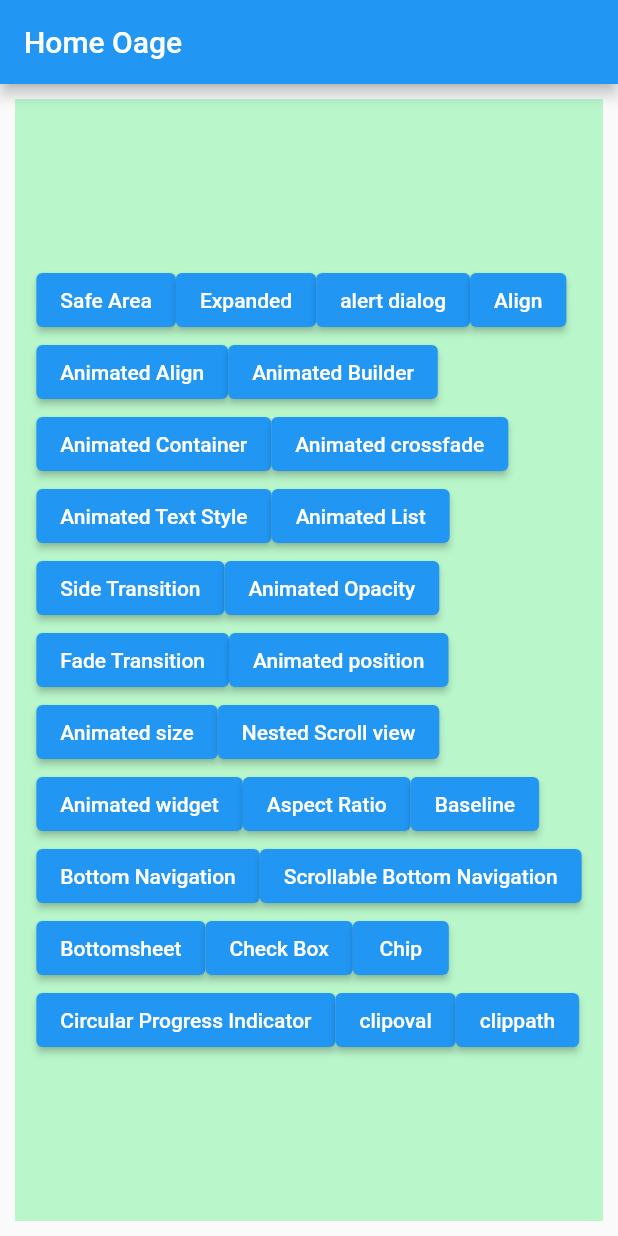
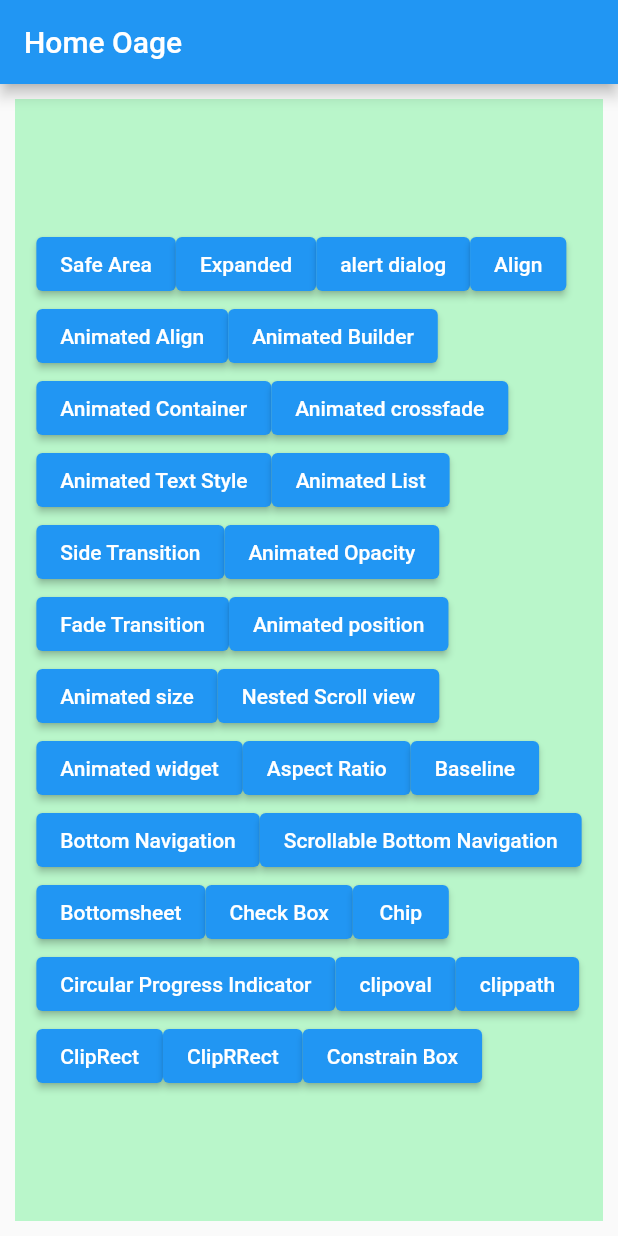
Before and after one commit to faisalahamed/flutter_widgets, a Flutter app: the screen it shows after launch, on a phone screen of 412 x 824 dp. Run offline on Flutter 3.47's test engine with Material 2 defaults, Android fonts, the phone set to English and light mode, and no system bars; missing offline and left inert: scroll_bottom_navigation_bar.

Commit message:
clipr rect

```diff
--- a/lib/home_page.dart
+++ b/lib/home_page.dart
@@ -128,6 +128,21 @@ class HomePage extends StatelessWidget {
               onPressed: () =>
                   Navigator.pushNamed(context, '/clippath'),
             ),
+            ElevatedButton(
+              child: const Text('ClipRect'),
+              onPressed: () =>
+                  Navigator.pushNamed(context, '/cliprect'),
+            ),
+            ElevatedButton(
+              child: const Text('ClipRRect'),
+              onPressed: () =>
+                  Navigator.pushNamed(context, '/cliprrect'),
+            ),
+            ElevatedButton(
+              child: const Text('Constrain Box'),
+              onPressed: () =>
+                  Navigator.pushNamed(context, '/constrainbox'),
+            ),
           ],
         ),
       ),
--- a/lib/main.dart
+++ b/lib/main.dart
@@ -16,6 +16,9 @@ import 'package:flutter_widets/27.circular_progress_indicator/my_circular_progre
 import 'package:flutter_widets/28.clipoval/my_clipoval.dart';
 import 'package:flutter_widets/29.clip_path/my_clip_path.dart';
 import 'package:flutter_widets/3.alert_dialog/my_alertdialog.dart';
+import 'package:flutter_widets/30.clip_rect/my_cliprect.dart';
+import 'package:flutter_widets/31.clip_r_rect/my_clip_r_rect.dart';
+import 'package:flutter_widets/32.constrain_box/my_constrain_box.dart';
 import 'package:flutter_widets/4.align/my_align.dart';
 
 import '10.animated_list/my_animated_list.dart';
@@ -80,6 +83,9 @@ class MyApp extends StatelessWidget {
         '/circularprogressindicator': (context) => const MyCircularProgressIndicator(),
         '/clipoval': (context) => const MyClipOval(),
         '/clippath': (context) => const MyClipPath(),
+        '/cliprect': (context) => const MyClipRect(),
+        '/cliprrect': (context) => const MyClipRRect(),
+        '/constrainbox': (context) => const MyConstrainBox(),
       },
     );
   }
```
Also changed, not shown: lib/30.clip_rect/my_cliprect.dart (added, +36 -0 lines), lib/31.clip_r_rect/my_clip_r_rect.dart (added, +50 -0 lines), lib/32.constrain_box/my_constrain_box.dart (added, +37 -0 lines).
